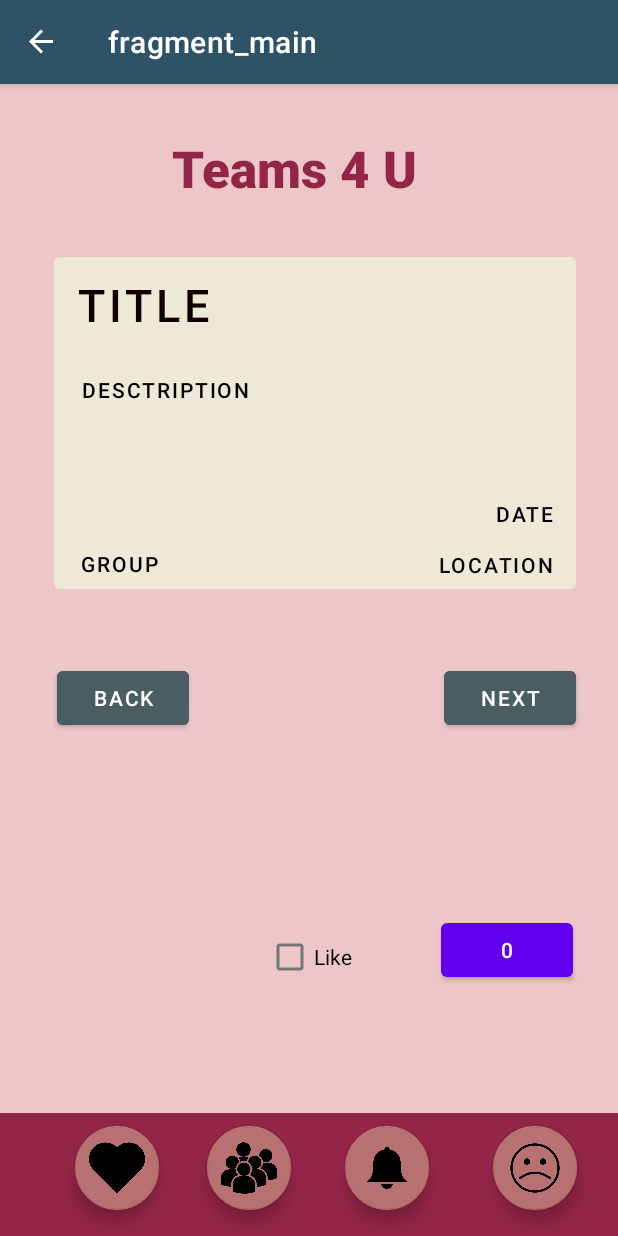
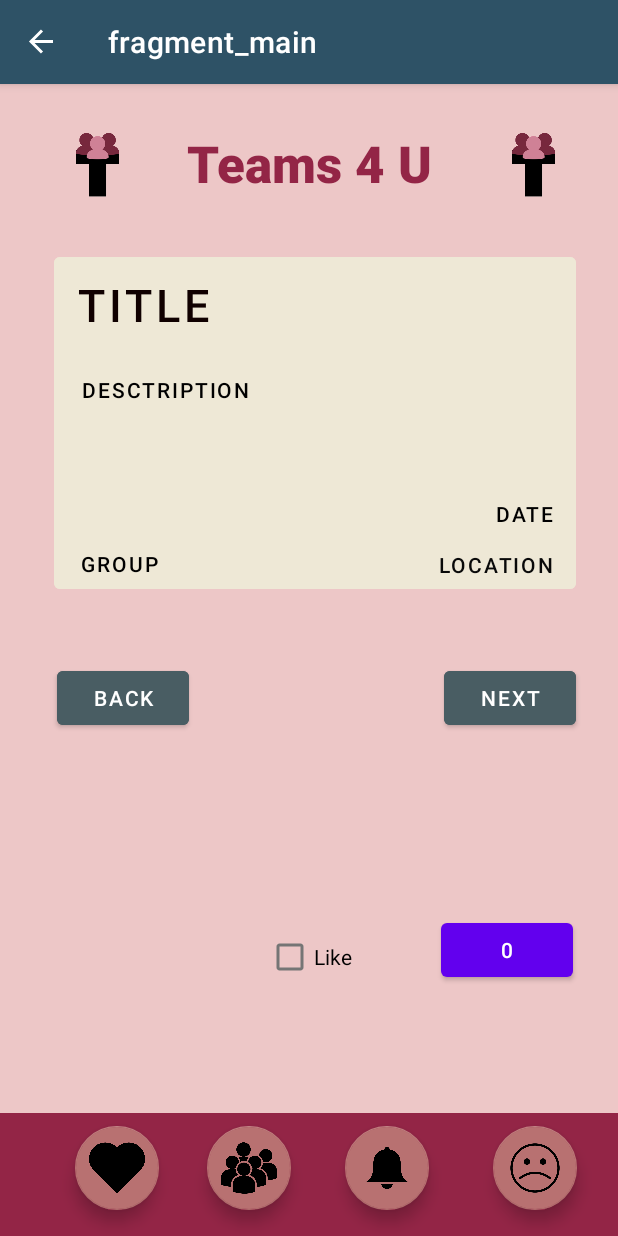
Before and after one commit to bithma/T4T, an Android app: the main screen opened through its navigation route, on a phone screen of 412 x 824 dp. Run offline under Robolectric (Android 15) with nearby library versions, the phone set to English and light mode, and no system bars; our stand-ins replace Firebase (no records; nobody signed in at launch, a user with empty details on screens opened directly), navigation-ui; Roboto replaces fonts that are not available here; 9 statements that could not run were skipped.

Commit message:
For kresteen

```diff
--- a/app/src/main/res/layout/fragment_first.xml
+++ b/app/src/main/res/layout/fragment_first.xml
@@ -18,7 +18,7 @@
         app:layout_constraintEnd_toEndOf="parent"
         app:layout_constraintStart_toStartOf="parent"
         app:layout_constraintTop_toTopOf="parent"
-        app:layout_constraintVertical_bias="0.475" />
+        app:layout_constraintVertical_bias="0.45" />
 
     <com.google.android.material.textfield.TextInputEditText
         android:id="@+id/UEmailTB"
@@ -68,4 +68,15 @@
         app:layout_constraintTop_toTopOf="parent"
         app:layout_constraintVertical_bias="1.0" />
 
+    <ImageView
+        android:id="@+id/imageView2"
+        android:layout_width="259dp"
+        android:layout_height="273dp"
+        android:src="@drawable/image_removebg_preview"
+        app:layout_constraintBottom_toBottomOf="parent"
+        app:layout_constraintEnd_toEndOf="parent"
+        app:layout_constraintStart_toStartOf="parent"
+        app:layout_constraintTop_toTopOf="parent"
+        app:layout_constraintVertical_bias="0.886" />
+
 </androidx.constraintlayout.widget.ConstraintLayout>
--- a/app/src/main/res/layout/fragment_main.xml
+++ b/app/src/main/res/layout/fragment_main.xml
@@ -180,20 +180,20 @@
 
     <TextView
         android:id="@+id/textView6"
-        android:layout_width="wrap_content"
-        android:layout_height="wrap_content"
+        android:layout_width="183dp"
+        android:layout_height="50dp"
         android:fontFamily="sans-serif-black"
         android:includeFontPadding="false"
         android:text="Teams 4 U"
+        android:textAlignment="center"
         android:textAppearance="@style/TextAppearance.AppCompat.Body1"
         android:textColor="@color/maroon"
         android:textSize="34sp"
         app:layout_constraintBottom_toBottomOf="parent"
         app:layout_constraintEnd_toEndOf="parent"
-        app:layout_constraintHorizontal_bias="0.462"
         app:layout_constraintStart_toStartOf="parent"
         app:layout_constraintTop_toTopOf="parent"
-        app:layout_constraintVertical_bias="0.052" />
+        app:layout_constraintVertical_bias="0.048" />
 
     <Button
         android:id="@+id/next"
@@ -243,4 +243,28 @@
         app:layout_constraintEnd_toEndOf="parent"
         app:layout_constraintTop_toBottomOf="@+id/next" />
 
+    <ImageView
+        android:id="@+id/imageView3"
+        android:layout_width="58dp"
+        android:layout_height="50dp"
+        android:src="@drawable/image_removebg_preview"
+        app:layout_constraintBottom_toBottomOf="parent"
+        app:layout_constraintEnd_toEndOf="parent"
+        app:layout_constraintHorizontal_bias="0.517"
+        app:layout_constraintStart_toEndOf="@+id/textView6"
+        app:layout_constraintTop_toTopOf="parent"
+        app:layout_constraintVertical_bias="0.038" />
+
+    <ImageView
+        android:id="@+id/imageView4"
+        android:layout_width="58dp"
+        android:layout_height="50dp"
+        android:src="@drawable/image_removebg_preview"
+        app:layout_constraintBottom_toBottomOf="parent"
+        app:layout_constraintEnd_toEndOf="parent"
+        app:layout_constraintHorizontal_bias="0.101"
+        app:layout_constraintStart_toStartOf="parent"
+        app:layout_constraintTop_toTopOf="parent"
+        app:layout_constraintVertical_bias="0.038" />
+
 </androidx.constraintlayout.widget.ConstraintLayout>
```
Also changed, not shown: app/src/main/res/drawable/image_removebg_preview.png (added).
